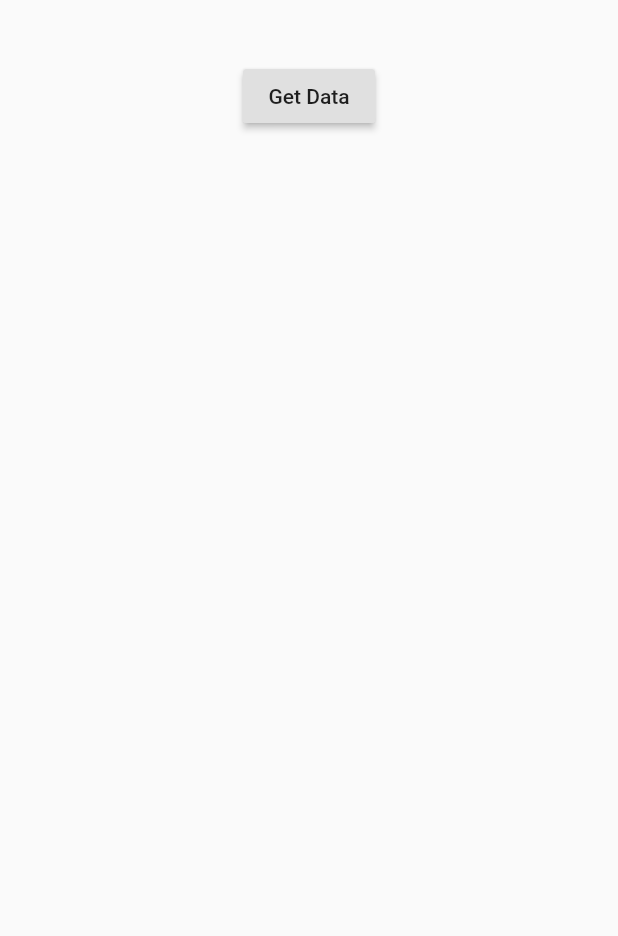
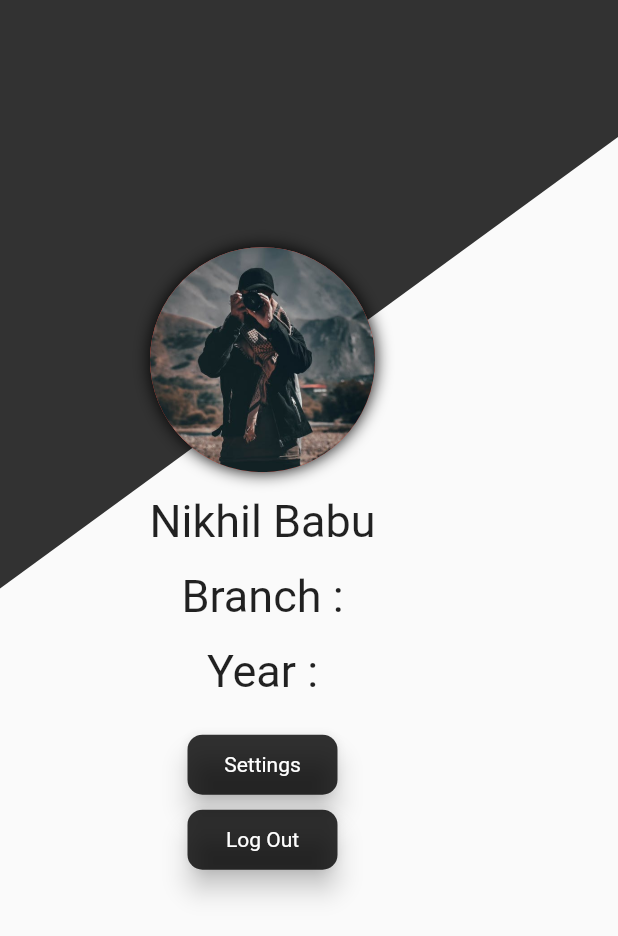
Before and after one commit to Nikhil713/MecDrive-Prototype, a Flutter app: the screen it shows after launch, on a phone screen of 412 x 824 dp. Shown: the top 936 px of the screen. Run offline on Flutter 3.47's test engine with Material 2 defaults, Android fonts, the phone set to English and light mode, and no system bars.

Commit message:
Add profile page

```diff
--- a/lib/main.dart
+++ b/lib/main.dart
@@ -4,6 +4,7 @@ import 'package:mec_drive/authentication/newSignup.dart';
 import 'HomeScreen/homeScreen.dart';
 import 'driverlist/driverList.dart';
 import 'splashscreen/splashscreen.dart';
+import './profile_page/profile.dart';
 
 void main() => runApp(MyApp());
 
@@ -12,7 +13,8 @@ class MyApp extends StatelessWidget {
   Widget build(BuildContext context) {
     return MaterialApp(
       title: "carpool",
-      home: Http(),
+      home: ProfilePage(),
+      // home: Http(),
       // home: DriversListPage(),
       // home: Loading(),
     );
--- /dev/null
+++ b/lib/profile_page/profile.dart
@@ -0,0 +1,131 @@
+import 'package:flutter/material.dart';
+
+
+
+class ProfilePage extends StatefulWidget {
+  @override
+  _MyHomePageState createState() => _MyHomePageState();
+}
+
+class _MyHomePageState extends State<ProfilePage> {
+  @override
+  Widget build(BuildContext context) {
+    return new Scaffold(
+      body: new Stack(
+        children: <Widget>[
+          ClipPath(
+            child: Container(color: Colors.black.withOpacity(0.8)),
+            clipper: getClipper(),
+          ),
+          Positioned(
+            width: 350.0,
+            // left: 30,
+            top: MediaQuery.of(context).size.height / 5,
+            child: Column(
+              children: <Widget>[
+                Container(
+                  width: 150,
+                  height: 150,
+                  decoration: BoxDecoration(
+                      color: Colors.red,
+                      image: DecorationImage(
+                          image: AssetImage('assets/profilepic.jpeg'),
+                          fit: BoxFit.cover),
+                      borderRadius: BorderRadius.all(Radius.circular(75.0)),
+                      boxShadow: [
+                        BoxShadow(blurRadius: 9.0, color: Colors.black)
+                      ]),
+                ),
+                SizedBox(height: 15.0),
+                Container(
+                  child: Text(
+                    'Nikhil Babu',
+                    style: TextStyle(
+                      fontSize: 30.0,
+                      // fontWeight: FontWeight.bold,
+                    ),
+                  ),
+                ),
+                SizedBox(height: 15),
+                Text(
+                  'Branch :',
+                  style: TextStyle(
+                    fontSize: 30.0,
+                    // fontWeight: FontWeight.bold,
+                  ),
+                ),
+                SizedBox(height: 15),
+                Text(
+                  'Year :',
+                  style: TextStyle(
+                    fontSize: 30.0,
+                    // fontWeight: FontWeight.bold,
+                  ),
+                ),
+
+
+                Column(
+                  children: <Widget>[
+                    SizedBox(height: 25.0),
+                    Container(
+                      height: 40.0,
+                      width: 100.0,
+                      child: Material(
+                        borderRadius: BorderRadius.circular(10.0),
+                        shadowColor: Colors.black,
+                        color: Colors.black.withOpacity(0.8),
+                        elevation: 7.0,
+                        child: GestureDetector(
+                          // onTap: () {},
+                          child: Center(
+                            child: Text('Settings',
+                                style: TextStyle(color: Colors.white)),
+                          ),
+                        ),
+                      ),
+                    ),
+                    SizedBox(height: 10.0),
+                    Container(
+                      height: 40.0,
+                      width: 100.0,
+                      child: Material(
+                        borderRadius: BorderRadius.circular(10.0),
+                        shadowColor: Colors.black,
+                        color: Colors.black.withOpacity(0.8),
+                        elevation: 7.0,
+                        child: GestureDetector(
+                          // onTap: () {},
+                          child: Center(
+                            child: Text('Log Out',
+                                style: TextStyle(color: Colors.white)),
+                          ),
+                        ),
+                      ),
+                    ),
+                  ],
+                ),
+              ],
+            ),
+          )
+        ],
+      ),
+    );
+  }
+}
+
+class getClipper extends CustomClipper<Path> {
+  @override
+  Path getClip(Size size) {
+    var path = new Path();
+
+    path.lineTo(0.0, size.height / 2.1);
+    path.lineTo(size.width + 125, 0.0);
+    path.close();
+    return path;
+  }
+
+  @override
+  bool shouldReclip(CustomClipper<Path> oldClipper) {
+    return true;
+  }
+}
--- a/pubspec.yaml
+++ b/pubspec.yaml
@@ -23,6 +23,7 @@ flutter:
     - assets/elon.jpg
     - assets/carpool.jpg
     - assets/loginbg.jpg
+    - assets/profilepic.jpeg
     # - images/a_dot_ham.jpeg
   fonts:
     - family: new
```
Also changed, not shown: assets/profilepic.jpeg (added), pubspec.lock.
